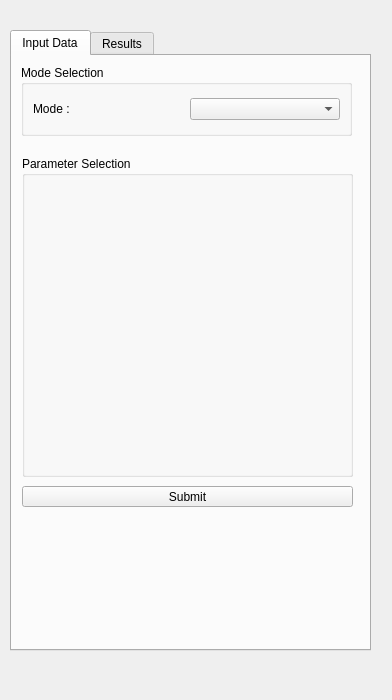
This is DockWidgets/DockWidget.ui in FOSSEE/Chemical-Simulator-GUI as Qt 5 draws it before an edit. The edited form follows.
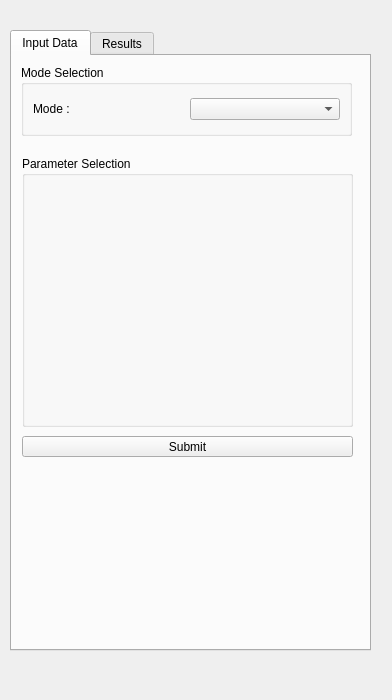
This is the edited form.

The edit to the form file:
```diff
--- a/DockWidgets/DockWidget.ui
+++ b/DockWidgets/DockWidget.ui
@@ -101,7 +101,7 @@
        <x>10</x>
        <y>100</y>
        <width>331</width>
-       <height>321</height>
+       <height>271</height>
       </rect>
      </property>
      <property name="title">
@@ -117,7 +117,7 @@
      <property name="geometry">
       <rect>
        <x>10</x>
-       <y>430</y>
+       <y>380</y>
        <width>331</width>
        <height>21</height>
       </rect>
```
